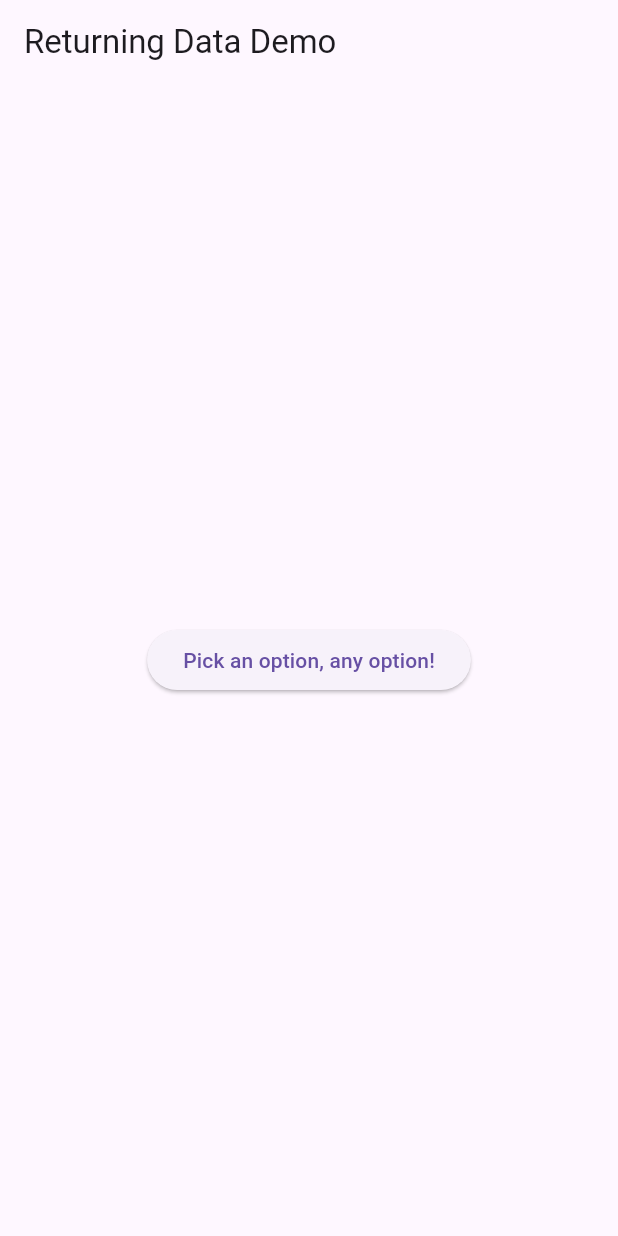
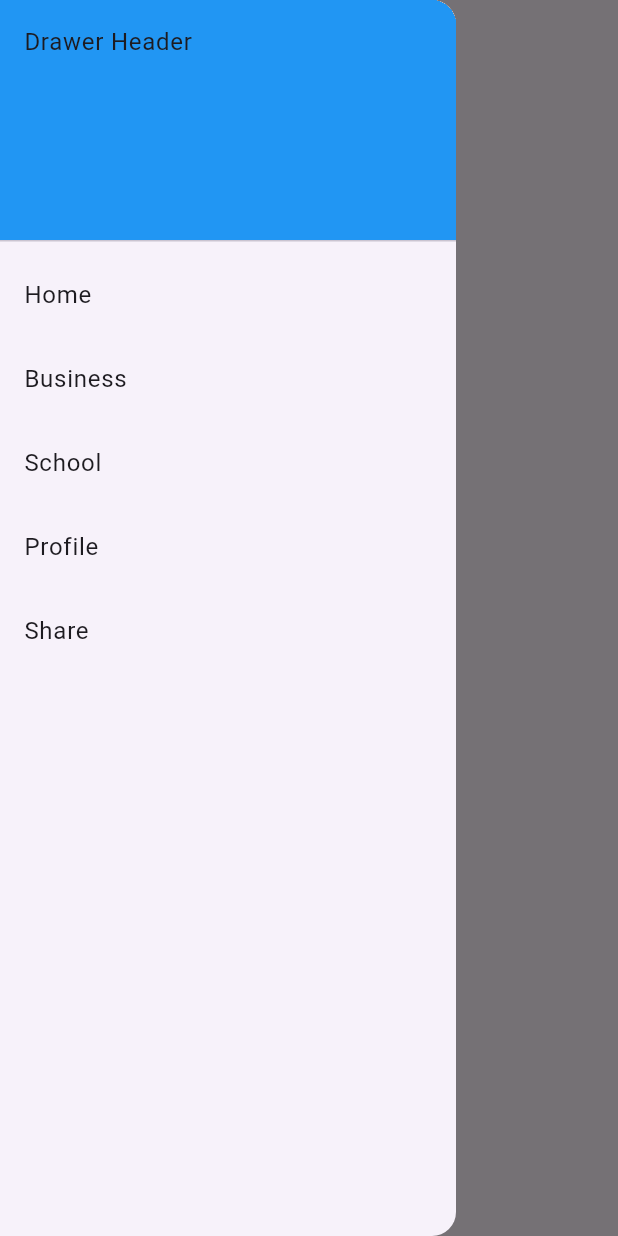
Before and after one commit to Sainathhiwale/flutterapps, a Flutter app: the screen it shows after launch, with the side drawer open (before the commit the screen has no drawer), on a phone screen of 412 x 824 dp. Run offline on Flutter 3.47's test engine with Material 3 defaults, Android fonts, the phone set to English and light mode, and no system bars.

Commit message:
drawer navigation UI is implemented with onTap() clicked listener.

```diff
--- a/lib/main.dart
+++ b/lib/main.dart
@@ -7,29 +7,114 @@ void main() {
 
 class MyApp extends StatelessWidget {
   const MyApp({super.key});
-
+  static const appTitle = 'Drawer Demo';
   @override
   Widget build(BuildContext context) {
     return const MaterialApp(
       debugShowCheckedModeBanner: false,
-      title: 'Returning Data',
-      home: HomeScreen(),
+      title: appTitle,
+      home: HomeScreen(title:appTitle),
     );
   }
 }
-
-class HomeScreen extends StatelessWidget {
-  const HomeScreen({super.key});
+class HomeScreen extends StatefulWidget {
+  final String title;
+  const HomeScreen({super.key, required  this.title});
 
   @override
+  State<HomeScreen> createState() => _HomeScreenState();
+}
+
+class _HomeScreenState extends State<HomeScreen> {
+   int _selectedIndex =0;
+   static const TextStyle optionStyle =
+   TextStyle(fontSize: 30, fontWeight: FontWeight.bold);
+
+  static const List<Widget> _widgetOptions = <Widget>[
+    Text(
+      "Index 0 Home",
+      style: optionStyle,
+    ),
+    Text(
+      "Index 1 Business",
+      style: optionStyle,
+    ),
+    Text(
+      "Index 2 School",
+      style: optionStyle,
+    ),
+    Text(
+      "Index 3 User Profile",
+      style: optionStyle,
+    ),
+    Text(
+      "Index 4 Share",
+      style: optionStyle,
+    ),
+  ];
+
+   void _onItemTapped(int index) {
+    setState(() {
+      _selectedIndex = index;
+    });
+   }
+
+   @override
   Widget build(BuildContext context) {
     return Scaffold(
       appBar: AppBar(
-        title: const Text("Returning Data Demo"),
+        title: Text(widget.title),
       ),
-      // Create the SelectionButton widget in the next step.
-      body:  Center(
-        child: SelectionButton(),
+      body: Center(
+        child: _widgetOptions[_selectedIndex],
+      ),
+      drawer: Drawer(
+        child: ListView(
+          // Important: Remove any padding from the ListView.
+          padding: EdgeInsets.zero,
+          children: [
+            const DrawerHeader(
+              decoration: BoxDecoration(
+                color: Colors.blue,
+              ), child: Text("Drawer Header"),
+            ),
+            ListTile(
+              title: const Text("Home"),
+              onTap: () {
+                _onItemTapped(0);
+               Navigator.pop(context);
+              },
+            ),
+            ListTile(
+              title: const Text("Business"),
+              onTap: () {
+                _onItemTapped(1);
+              Navigator.pop(context);
+              },
+            ),
+            ListTile(
+              title: const Text("School"),
+              onTap: (){
+                _onItemTapped(2);
+                Navigator.pop(context);
+              },
+            ),
+            ListTile(
+              title: const Text("Profile"),
+              onTap: (){
+                _onItemTapped(3);
+                Navigator.pop(context);
+              },
+            ),
+            ListTile(
+              title: const Text("Share"),
+              onTap: (){
+                _onItemTapped(4);
+                Navigator.pop(context);
+              },
+            ),
+          ],
+        ),
       ),
     );
   }
```
Also changed, not shown: lib/Screen/selection_screen.dart (+2 -27 lines).
